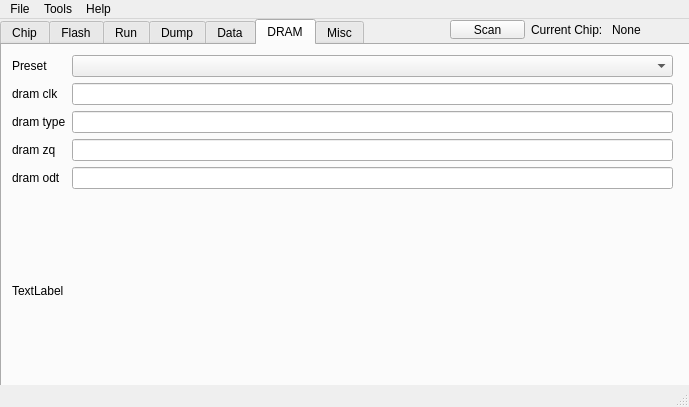
YuzukiTsuru/YFEL, file src/mainwindow.ui: the form before one commit.
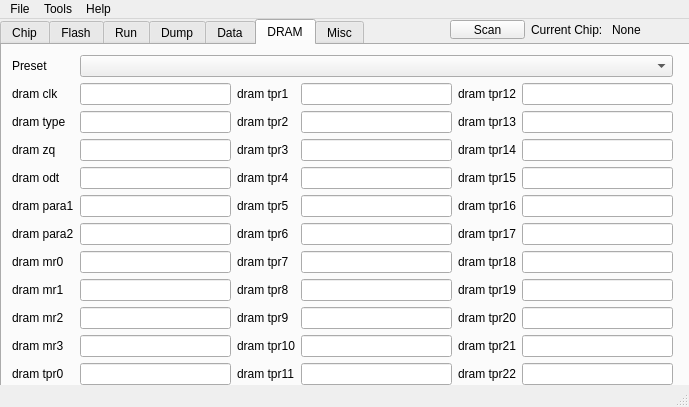
The form after the commit. The open tabs and pages were chosen to show the change.

Commit message: support dram

The edit to the form file:
```diff
--- a/src/mainwindow.ui
+++ b/src/mainwindow.ui
@@ -33,7 +33,7 @@
      </rect>
     </property>
     <property name="currentIndex">
-     <number>5</number>
+     <number>0</number>
     </property>
     <widget class="QWidget" name="chip_tab">
      <attribute name="title">
@@ -582,9 +582,195 @@
        </rect>
       </property>
       <layout class="QGridLayout" name="gridLayout_3">
-       <item row="0" column="2">
+       <item row="9" column="0">
+        <widget class="QLabel" name="dram_dram_mr2_label">
+         <property name="text">
+          <string>dram mr2</string>
+         </property>
+        </widget>
+       </item>
+       <item row="8" column="5">
+        <widget class="QLabel" name="dram_dram_tpr19_label">
+         <property name="text">
+          <string>dram tpr19</string>
+         </property>
+        </widget>
+       </item>
+       <item row="2" column="5">
+        <widget class="QLabel" name="dram_dram_tpr13_label">
+         <property name="text">
+          <string>dram tpr13</string>
+         </property>
+        </widget>
+       </item>
+       <item row="9" column="3">
+        <widget class="QLabel" name="dram_dram_tpr9_label">
+         <property name="text">
+          <string>dram tpr9</string>
+         </property>
+        </widget>
+       </item>
+       <item row="1" column="6">
+        <widget class="QLineEdit" name="dram_dram_tpr12_lineEdit"/>
+       </item>
+       <item row="6" column="5">
+        <widget class="QLabel" name="dram_dram_tpr17_label">
+         <property name="text">
+          <string>dram tpr17</string>
+         </property>
+        </widget>
+       </item>
+       <item row="9" column="5">
+        <widget class="QLabel" name="dram_dram_tpr20_label">
+         <property name="text">
+          <string>dram tpr20</string>
+         </property>
+        </widget>
+       </item>
+       <item row="1" column="3">
+        <widget class="QLabel" name="dram_dram_tpr1_label">
+         <property name="text">
+          <string>dram tpr1</string>
+         </property>
+        </widget>
+       </item>
+       <item row="11" column="0">
+        <widget class="QLabel" name="dram_dram_tpr0_label">
+         <property name="text">
+          <string>dram tpr0</string>
+         </property>
+        </widget>
+       </item>
+       <item row="5" column="5">
+        <widget class="QLabel" name="dram_dram_tpr16_label">
+         <property name="text">
+          <string>dram tpr16</string>
+         </property>
+        </widget>
+       </item>
+       <item row="5" column="3">
+        <widget class="QLabel" name="dram_dram_tpr5_label">
+         <property name="text">
+          <string>dram tpr5</string>
+         </property>
+        </widget>
+       </item>
+       <item row="3" column="2">
+        <widget class="QLineEdit" name="dram_dram_zq_lineEdit"/>
+       </item>
+       <item row="4" column="3">
+        <widget class="QLabel" name="dram_dram_tpr4_label">
+         <property name="text">
+          <string>dram tpr4</string>
+         </property>
+        </widget>
+       </item>
+       <item row="4" column="0">
+        <widget class="QLabel" name="dram_dram_odt_en_label">
+         <property name="text">
+          <string>dram odt</string>
+         </property>
+        </widget>
+       </item>
+       <item row="0" column="2" colspan="5">
         <widget class="QComboBox" name="dram_load_preset_comboBox"/>
        </item>
+       <item row="2" column="2">
+        <widget class="QLineEdit" name="dram_dram_type_lineEdit"/>
+       </item>
+       <item row="6" column="0">
+        <widget class="QLabel" name="dram_dram_para2_label">
+         <property name="text">
+          <string>dram para2</string>
+         </property>
+        </widget>
+       </item>
+       <item row="6" column="3">
+        <widget class="QLabel" name="dram_dram_tpr6_label">
+         <property name="text">
+          <string>dram tpr6</string>
+         </property>
+        </widget>
+       </item>
+       <item row="5" column="0">
+        <widget class="QLabel" name="dram_dram_para1_label">
+         <property name="text">
+          <string>dram para1</string>
+         </property>
+        </widget>
+       </item>
+       <item row="10" column="0">
+        <widget class="QLabel" name="dram_dram_mr3_label">
+         <property name="text">
+          <string>dram mr3</string>
+         </property>
+        </widget>
+       </item>
+       <item row="7" column="0">
+        <widget class="QLabel" name="dram_dram_mr0_label">
+         <property name="text">
+          <string>dram mr0</string>
+         </property>
+        </widget>
+       </item>
+       <item row="10" column="3">
+        <widget class="QLabel" name="dram_dram_tpr10_label">
+         <property name="text">
+          <string>dram tpr10</string>
+         </property>
+        </widget>
+       </item>
+       <item row="8" column="4">
+        <widget class="QLineEdit" name="dram_dram_tpr8_lineEdit"/>
+       </item>
+       <item row="1" column="2">
+        <widget class="QLineEdit" name="dram_dram_clk_lineEdit"/>
+       </item>
+       <item row="3" column="5">
+        <widget class="QLabel" name="dram_dram_tpr14_label">
+         <property name="text">
+          <string>dram tpr14</string>
+         </property>
+        </widget>
+       </item>
+       <item row="10" column="5">
+        <widget class="QLabel" name="dram_dram_tpr21_label">
+         <property name="text">
+          <string>dram tpr21</string>
+         </property>
+        </widget>
+       </item>
+       <item row="1" column="5">
+        <widget class="QLabel" name="dram_dram_tpr12_label">
+         <property name="text">
+          <string>dram tpr12</string>
+         </property>
+        </widget>
+       </item>
+       <item row="6" column="2">
+        <widget class="QLineEdit" name="dram_dram_para2_lineEdit"/>
+       </item>
+       <item row="11" column="5">
+        <widget class="QLabel" name="dram_dram_tpr22_label">
+         <property name="text">
+          <string>dram tpr22</string>
+         </property>
+        </widget>
+       </item>
+       <item row="8" column="3">
+        <widget class="QLabel" name="dram_dram_tpr8_label">
+         <property name="text">
+          <string>dram tpr8</string>
+         </property>
+        </widget>
+       </item>
+       <item row="0" column="0">
+        <widget class="QLabel" name="dram_load_preset_label">
+         <property name="text">
+          <string>Preset</string>
+         </property>
+        </widget>
+       </item>
        <item row="3" column="0">
         <widget class="QLabel" name="dram_dram_zq_label">
          <property name="text">
@@ -592,15 +778,47 @@
          </property>
         </widget>
        </item>
-       <item row="1" column="2">
-        <widget class="QLineEdit" name="dram_dram_clk_lineEdit"/>
+       <item row="3" column="3">
+        <widget class="QLabel" name="dram_dram_tpr3_label">
+         <property name="text">
+          <string>dram tpr3</string>
+         </property>
+        </widget>
        </item>
-       <item row="3" column="2">
-        <widget class="QLineEdit" name="dram_dram_zq_lineEdit"/>
+       <item row="7" column="5">
+        <widget class="QLabel" name="dram_dram_tpr18_label">
+         <property name="text">
+          <string>dram tpr18</string>
+         </property>
+        </widget>
        </item>
        <item row="4" column="2">
         <widget class="QLineEdit" name="dram_dram_odt_en_lineEdit"/>
        </item>
+       <item row="7" column="3">
+        <widget class="QLabel" name="dram_dram_tpr7_label">
+         <property name="text">
+          <string>dram tpr7</string>
+         </property>
+        </widget>
+       </item>
+       <item row="11" column="3">
+        <widget class="QLabel" name="dram_dram_tpr11_label">
+         <property name="text">
+          <string>dram tpr11</string>
+         </property>
+        </widget>
+       </item>
+       <item row="8" column="0">
+        <widget class="QLabel" name="dram_dram_mr1_label">
+         <property name="text">
+          <string>dram mr1</string>
+         </property>
+        </widget>
+       </item>
+       <item row="1" column="4">
+        <widget class="QLineEdit" name="dram_dram_tpr1_lineEdit"/>
+       </item>
        <item row="1" column="0">
         <widget class="QLabel" name="dram_label_dram_clk">
          <property name="text">
@@ -608,13 +826,6 @@
          </property>
         </widget>
        </item>
-       <item row="4" column="0">
-        <widget class="QLabel" name="dram_dram_odt_en_label">
-         <property name="text">
-          <string>dram odt</string>
-         </property>
-        </widget>
-       </item>
        <item row="2" column="0">
         <widget class="QLabel" name="dram_dram_type_label">
          <property name="text">
@@ -622,23 +833,95 @@
          </property>
         </widget>
        </item>
-       <item row="0" column="0">
-        <widget class="QLabel" name="dram_load_preset_label">
+       <item row="2" column="3">
+        <widget class="QLabel" name="dram_dram_tpr2_label">
          <property name="text">
-          <string>Preset</string>
+          <string>dram tpr2</string>
          </property>
         </widget>
        </item>
-       <item row="2" column="2">
-        <widget class="QLineEdit" name="dram_dram_type_lineEdit"/>
-       </item>
-       <item row="5" column="0">
-        <widget class="QLabel" name="label">
+       <item row="4" column="5">
+        <widget class="QLabel" name="dram_dram_tpr15_label">
          <property name="text">
-          <string>TextLabel</string>
+          <string>dram tpr15</string>
          </property>
         </widget>
        </item>
+       <item row="5" column="2">
+        <widget class="QLineEdit" name="dram_dram_para1_lineEdit"/>
+       </item>
+       <item row="7" column="2">
+        <widget class="QLineEdit" name="dram_dram_mr0_lineEdit"/>
+       </item>
+       <item row="8" column="2">
+        <widget class="QLineEdit" name="dram_dram_mr1_lineEdit"/>
+       </item>
+       <item row="9" column="2">
+        <widget class="QLineEdit" name="dram_dram_mr2_lineEdit"/>
+       </item>
+       <item row="10" column="2">
+        <widget class="QLineEdit" name="dram_dram_mr3_lineEdit"/>
+       </item>
+       <item row="11" column="2">
+        <widget class="QLineEdit" name="dram_dram_tpr0_lineEdit"/>
+       </item>
+       <item row="10" column="4">
+        <widget class="QLineEdit" name="dram_dram_tpr10_lineEdit"/>
+       </item>
+       <item row="11" column="4">
+        <widget class="QLineEdit" name="dram_dram_tpr11_lineEdit"/>
+       </item>
+       <item row="9" column="4">
+        <widget class="QLineEdit" name="dram_dram_tpr9_lineEdit"/>
+       </item>
+       <item row="7" column="4">
+        <widget class="QLineEdit" name="dram_dram_tpr7_lineEdit"/>
+       </item>
+       <item row="6" column="4">
+        <widget class="QLineEdit" name="dram_dram_tpr6_lineEdit"/>
+       </item>
+       <item row="5" column="4">
+        <widget class="QLineEdit" name="dram_dram_tpr5_lineEdit"/>
+       </item>
+       <item row="4" column="4">
+        <widget class="QLineEdit" name="dram_dram_tpr4_lineEdit"/>
+       </item>
+       <item row="3" column="4">
+        <widget class="QLineEdit" name="dram_dram_tpr3_lineEdit"/>
+       </item>
+       <item row="2" column="4">
+        <widget class="QLineEdit" name="dram_dram_tpr2_lineEdit"/>
+       </item>
+       <item row="2" column="6">
+        <widget class="QLineEdit" name="dram_dram_tpr13_lineEdit"/>
+       </item>
+       <item row="3" column="6">
+        <widget class="QLineEdit" name="dram_dram_tpr14_lineEdit"/>
+       </item>
+       <item row="4" column="6">
+        <widget class="QLineEdit" name="dram_dram_tpr15_lineEdit"/>
+       </item>
+       <item row="5" column="6">
+        <widget class="QLineEdit" name="dram_dram_tpr16_lineEdit"/>
+       </item>
+       <item row="6" column="6">
+        <widget class="QLineEdit" name="dram_dram_tpr17_lineEdit"/>
+       </item>
+       <item row="7" column="6">
+        <widget class="QLineEdit" name="dram_dram_tpr18_lineEdit"/>
+       </item>
+       <item row="8" column="6">
+        <widget class="QLineEdit" name="dram_dram_tpr19_lineEdit"/>
+       </item>
+       <item row="9" column="6">
+        <widget class="QLineEdit" name="dram_dram_tpr20_lineEdit"/>
+       </item>
+       <item row="10" column="6">
+        <widget class="QLineEdit" name="dram_dram_tpr21_lineEdit"/>
+       </item>
+       <item row="11" column="6">
+        <widget class="QLineEdit" name="dram_dram_tpr22_lineEdit"/>
+       </item>
       </layout>
      </widget>
     </widget>
```
